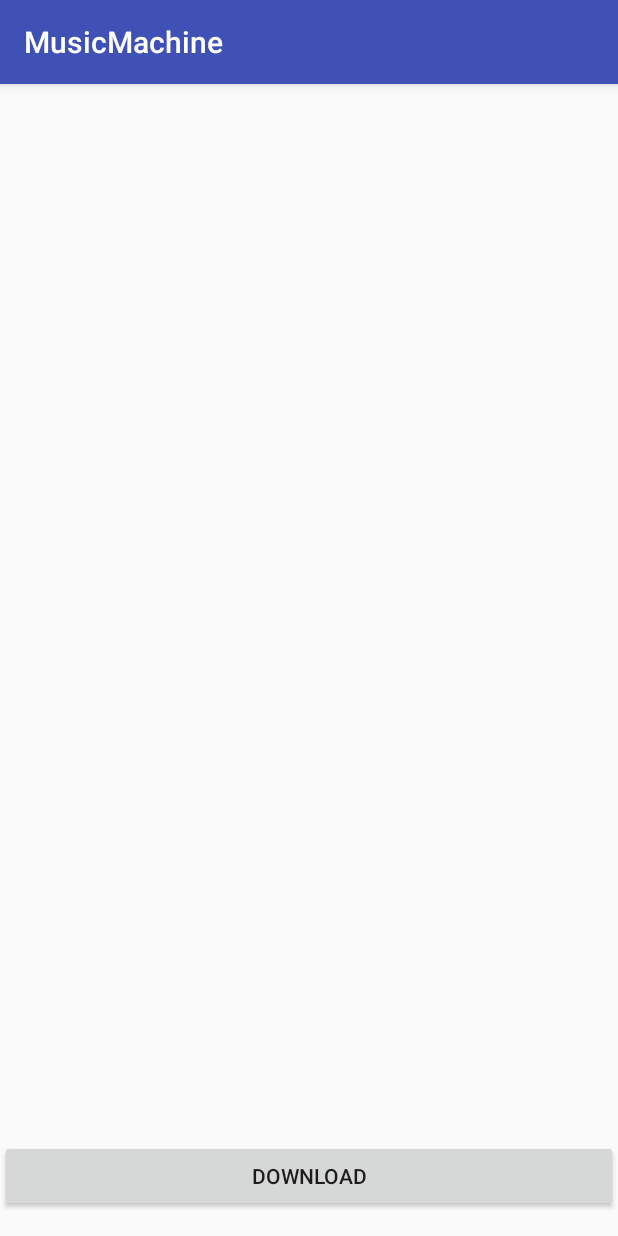
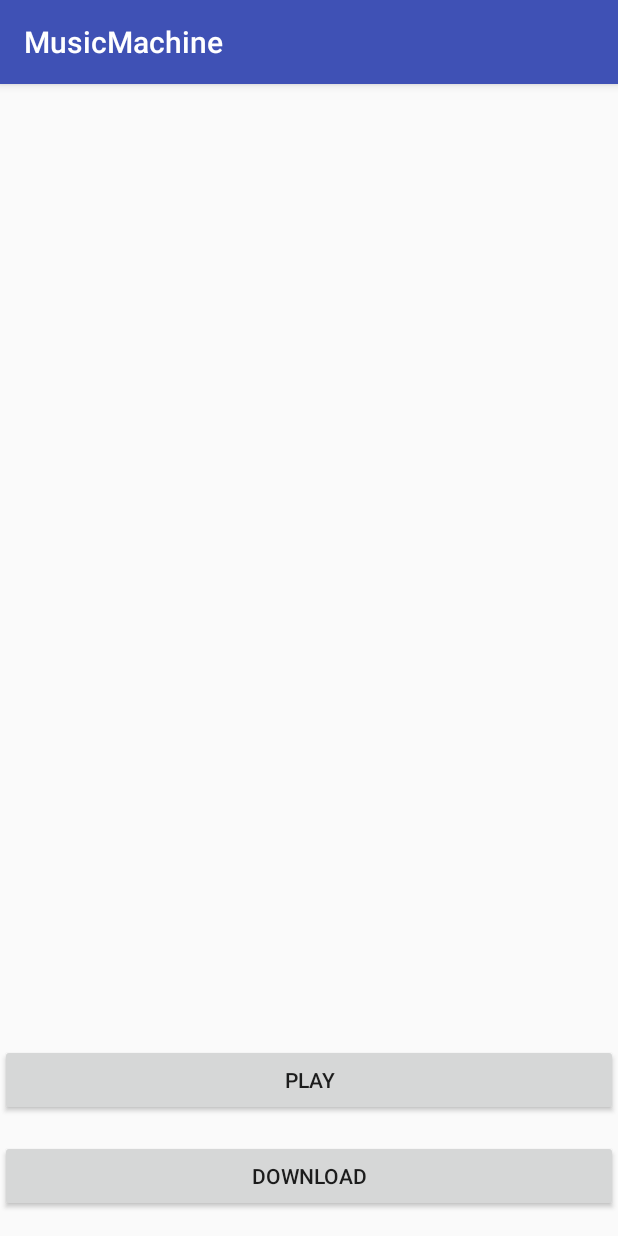
Before and after one commit to bobtal/MusicMachine, an Android app: the screen it shows after launch (MainActivity), on a phone screen of 412 x 824 dp. Run offline under Robolectric (Android 15) with nearby library versions, the phone set to English and light mode, and no system bars.

Commit message:
end of Prepare for Binding video

```diff
--- a/app/src/main/java/com/bobantalevski/musicmachine/MainActivity.java
+++ b/app/src/main/java/com/bobantalevski/musicmachine/MainActivity.java
@@ -14,6 +14,7 @@ public class MainActivity extends AppCompatActivity {
     private static final String TAG = MainActivity.class.getSimpleName();
     public static final String KEY_SONG = "song";
     private Button downloadButton;
+    private Button playButton;
 
     @Override
     protected void onCreate(Bundle savedInstanceState) {
@@ -21,6 +22,7 @@ public class MainActivity extends AppCompatActivity {
         setContentView(R.layout.activity_main);
 
         downloadButton = findViewById(R.id.downloadButton);
+        playButton = findViewById(R.id.playButton);
 
         downloadButton.setOnClickListener(new View.OnClickListener() {
             @Override
@@ -35,5 +37,12 @@ public class MainActivity extends AppCompatActivity {
                 }
             }
         });
+
+        playButton.setOnClickListener(new View.OnClickListener() {
+            @Override
+            public void onClick(View v) {
+
+            }
+        });
     }
 }
--- a/app/src/main/res/layout/activity_main.xml
+++ b/app/src/main/res/layout/activity_main.xml
@@ -17,4 +17,14 @@
         app:layout_constraintBottom_toBottomOf="parent"
         app:layout_constraintLeft_toLeftOf="parent"
         app:layout_constraintRight_toRightOf="parent"/>
+
+    <Button
+        android:id="@+id/playButton"
+        android:layout_width="0dp"
+        android:layout_height="wrap_content"
+        android:layout_marginBottom="16dp"
+        android:text="play"
+        app:layout_constraintBottom_toTopOf="@+id/downloadButton"
+        app:layout_constraintLeft_toLeftOf="parent"
+        app:layout_constraintRight_toRightOf="parent"/>
 </android.support.constraint.ConstraintLayout>
```
Also changed, not shown: app/src/main/java/com/bobantalevski/musicmachine/PlayerService.java (+44 -0 lines).
